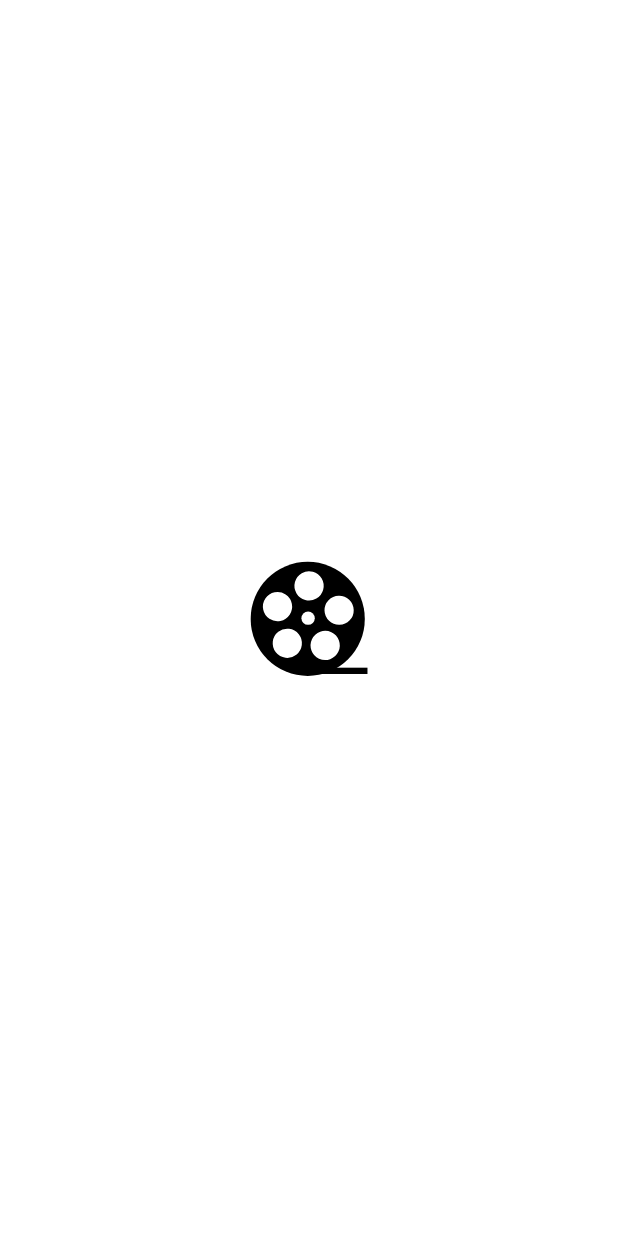
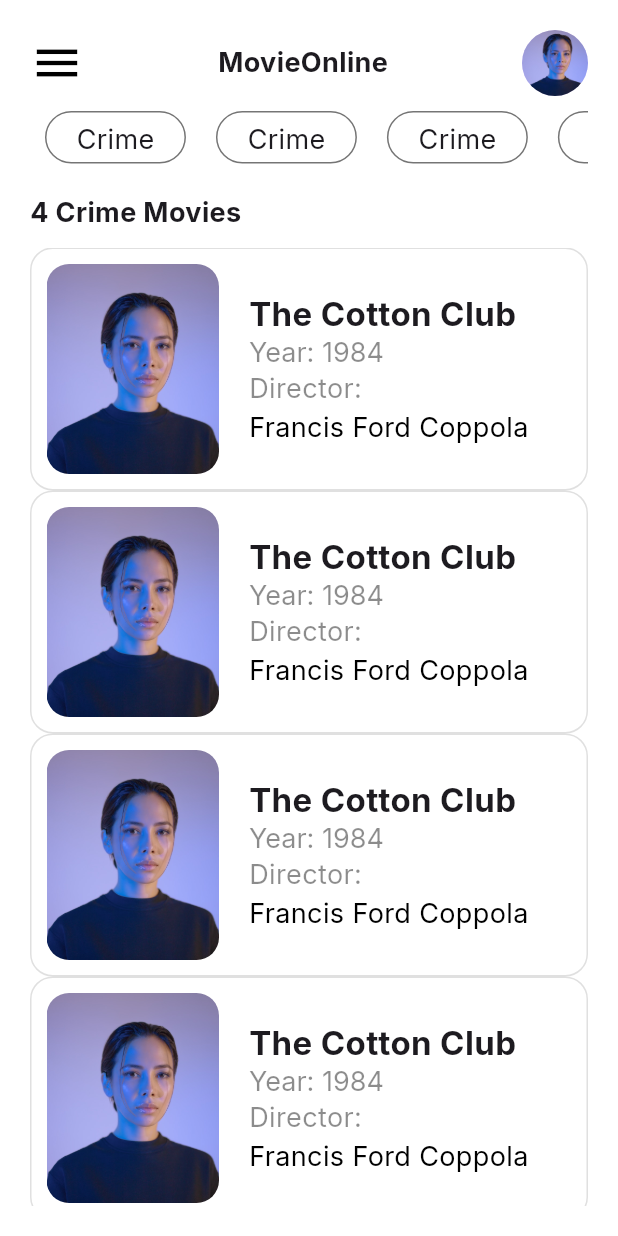
Before and after one commit to emondd4/cracktech_assessment, a Flutter app: the screen it shows after launch, on a phone screen of 412 x 824 dp. Run offline on Flutter 3.47's test engine with Material 2 defaults, Android fonts, the phone set to English and light mode, and no system bars; our stand-ins replace dio, get, google_fonts, logger, lottie, pretty_dio_logger.

Commit message:
home page design done

```diff
--- /dev/null
+++ b/lib/UI/HomeScreen.dart
@@ -0,0 +1,111 @@
+import 'package:cracktech_assessment/Utils/AppImages.dart';
+import 'package:flutter/material.dart';
+import 'package:google_fonts/google_fonts.dart';
+
+class HomePage extends StatefulWidget {
+  const HomePage({super.key});
+
+  @override
+  State<HomePage> createState() => _HomePageState();
+}
+
+class _HomePageState extends State<HomePage> {
+  @override
+  Widget build(BuildContext context) {
+    return SafeArea(
+      child: Scaffold(
+        body: Container(
+          height: MediaQuery.sizeOf(context).height,
+          width: MediaQuery.sizeOf(context).width,
+          decoration: const BoxDecoration(
+            color: Colors.white
+          ),
+          child: Padding(
+            padding: const EdgeInsets.all(20.0),
+            child: Column(
+              crossAxisAlignment: CrossAxisAlignment.start,
+              children: [
+                Row(
+                  mainAxisAlignment: MainAxisAlignment.spaceBetween,
+                  children: [
+                    const Icon(Icons.menu,size: 36.0,color: Colors.black,),
+                    Text("MovieOnline",style: GoogleFonts.inter(fontWeight: FontWeight.bold,fontSize: 18.0),),
+                    CircleAvatar(
+                      radius: 22,
+                      backgroundImage:AssetImage(AppImages.instance.userImage),
+                    )
+                  ],
+                ),
+                SizedBox(
+                  height: 55.0,
+                    child: ListView.separated(separatorBuilder:(_,__) => Container(), shrinkWrap:true,itemBuilder: (context,index) => genreItem(),itemCount: 7,scrollDirection: Axis.horizontal,)
+                ),
+                Padding(
+                  padding: const EdgeInsets.only(top: 10.0,bottom: 10.0),
+                  child: Text("4 Crime Movies",style: GoogleFonts.inter(fontWeight: FontWeight.bold,fontSize: 18.0),),
+                ),
+                Expanded(child: ListView.builder(itemBuilder: (context,index) => movieItem(),itemCount: 10,scrollDirection: Axis.vertical,))
+              ],
+            ),
+          ),
+        ),
+      ),
+    );
+  }
+
+  Widget genreItem(){
+    return Padding(
+      padding: const EdgeInsets.all(10.0),
+      child: Container(
+        decoration: BoxDecoration(
+          borderRadius: BorderRadius.circular(30.0),
+          border: Border.all(width: 1.0,color: Colors.black54)
+        ),
+        child: Padding(
+          padding: const EdgeInsets.fromLTRB(20.0,5.0,20.0,5.0),
+          child: Center(child: Text("Crime",style: GoogleFonts.inter(fontWeight: FontWeight.normal,fontSize: 18.0))),
+        ),
+      ),
+    );
+  }
+
+  Widget movieItem(){
+    return Container(
+      decoration: BoxDecoration(
+          borderRadius: BorderRadius.circular(15.0),
+          border: Border.all(width: 1.0,color: Colors.black12)
+      ),
+      child: Padding(
+        padding: const EdgeInsets.all(10.0),
+        child: Row(
+          children: [
+            Container(
+              height: 140.0,
+              width: 115.0,
+              decoration: BoxDecoration(
+                borderRadius: BorderRadius.circular(15.0),
+                image: DecorationImage(image: AssetImage(AppImages.instance.userImage,),fit: BoxFit.cover)
+              ),
+            ),
+            const SizedBox(width: 20.0,),
+            Column(
+              crossAxisAlignment: CrossAxisAlignment.start,
+              children: [
+                Text("The Cotton Club",style: GoogleFonts.inter(fontWeight: FontWeight.bold,fontSize: 22.0)),
+                RichText(text: TextSpan(
+                  children: [
+                    TextSpan(text: "Year: ",style: GoogleFonts.inter(fontWeight: FontWeight.normal,fontSize: 18.0,color: Colors.black45)),
+                    TextSpan(text: "1984",style: GoogleFonts.inter(fontWeight: FontWeight.normal,fontSize: 18.0,color: Colors.black45)),
+                  ]
+                )),
+                Text("Director:",style: GoogleFonts.inter(fontWeight: FontWeight.normal,fontSize: 18.0,color: Colors.black45)),
+                Text("Francis Ford Coppola",style: GoogleFonts.inter(fontWeight: FontWeight.normal,fontSize: 18.0,color: Colors.black)),
+              ],
+            )
+          ],
+        ),
+      )
+    );
+  }
+
+}
--- a/lib/UI/SplashScreen.dart
+++ b/lib/UI/SplashScreen.dart
@@ -1,5 +1,8 @@
+import 'dart:async';
+
 import 'package:cracktech_assessment/Utils/AppImages.dart';
 import 'package:flutter/material.dart';
+import 'package:get/get.dart';
 import 'package:lottie/lottie.dart';
 
 
@@ -34,6 +37,10 @@ class _SplashPageState extends State<SplashPage> with SingleTickerProviderStateM
 
     animationController.forward();
 
+    Timer(const Duration(seconds: 5), () {
+      Get.toNamed("homePage");
+    });
+
     super.initState();
   }
 
--- a/lib/Utils/AppImages.dart
+++ b/lib/Utils/AppImages.dart
@@ -3,5 +3,6 @@ class AppImages{
   static AppImages instance = AppImages();
 
   String get splashLogo => 'assets/lottie/splash.json';
+  String get userImage => 'assets/images/user.jpg';
 
 }
--- a/lib/Utils/AppRoutes.dart
+++ b/lib/Utils/AppRoutes.dart
@@ -1,3 +1,4 @@
+import 'package:cracktech_assessment/UI/HomeScreen.dart';
 import 'package:get/get_navigation/src/routes/get_route.dart';
 import 'package:get/get_navigation/src/routes/transitions_type.dart';
 
@@ -10,6 +11,7 @@ class AppRoutes{
   /// All pages
   List<GetPage> routeList = [
     GetPage(name: "/splashPage", page: () => const SplashPage(),transition: Transition.native),
+    GetPage(name: "/homePage", page: () => const HomePage(),transition: Transition.native),
   ];
 
 
```
Also changed, not shown: assets/images/user.jpg (added), 1 other file.
